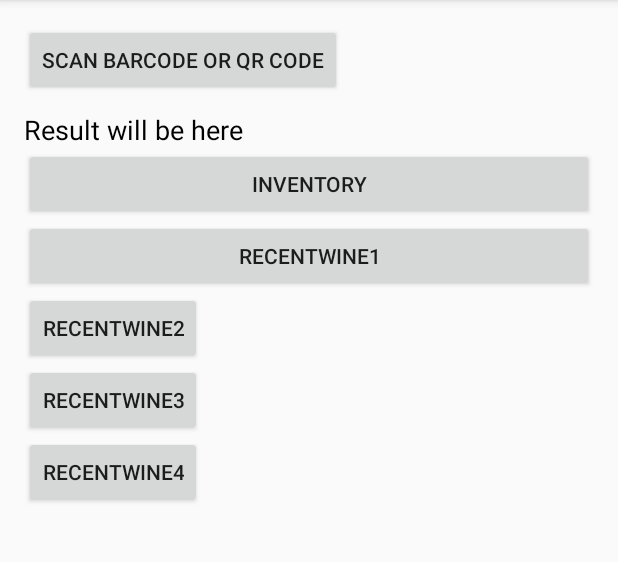
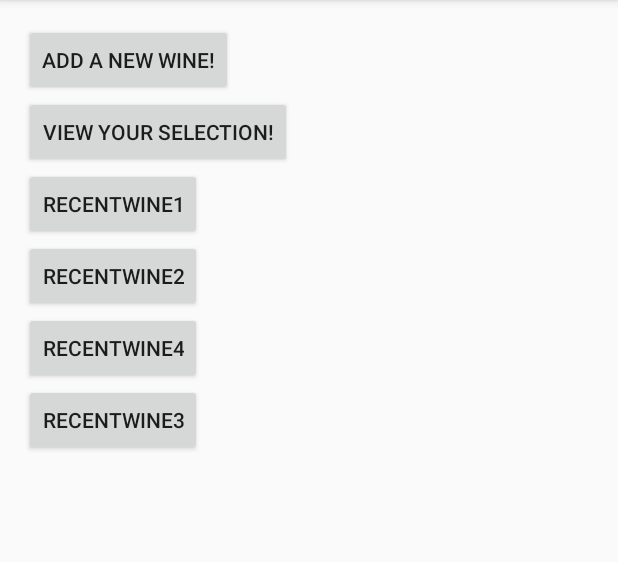
Before and after one commit to biginferno/WineWithMeApp, an Android app: the screen it shows after launch (MainActivity), on a phone screen of 412 x 824 dp, the part 84-646 px from its top. Run offline under Robolectric (Android 15) with nearby library versions, the phone set to English and light mode, and no system bars.

Commit message:
First Iteration - Barcode Scanner Complete

```diff
--- a/app/build.gradle
+++ b/app/build.gradle
@@ -27,4 +27,5 @@ dependencies {
     androidTestImplementation 'com.android.support.test.espresso:espresso-core:3.0.2'
     implementation 'com.journeyapps:zxing-android-embedded:3.0.2@aar'
     implementation 'com.google.zxing:core:3.2.0'
+    implementation 'com.android.support:recyclerview-v7:28.0.0'
 }
--- a/app/src/main/AndroidManifest.xml
+++ b/app/src/main/AndroidManifest.xml
@@ -1,7 +1,9 @@
 <?xml version="1.0" encoding="utf-8"?>
 <manifest xmlns:android="http://schemas.android.com/apk/res/android"
     package="com.example.ryanromero.winewithme">
+
     <uses-permission android:name="android.permission.CAMERA" />
+
     <application
         android:allowBackup="true"
         android:icon="@mipmap/ic_launcher"
@@ -16,7 +18,9 @@
                 <category android:name="android.intent.category.LAUNCHER" />
             </intent-filter>
         </activity>
-        <activity android:name=".ScanActivity"></activity>
+        <activity android:name=".ScanActivity" />
+        <activity android:name=".showType" />
+        <activity android:name=".showWine"></activity>
     </application>
 
 </manifest>
--- a/app/src/main/java/com/example/ryanromero/winewithme/MainActivity.java
+++ b/app/src/main/java/com/example/ryanromero/winewithme/MainActivity.java
@@ -18,11 +18,9 @@ import android.widget.TextView;
 public class MainActivity extends AppCompatActivity {
     private final String TAG = "Debug_MainActivity";
     private final int MY_PERMISSIONS_REQUEST_USE_CAMERA = 0x00AF;
-    public TextView tvresult, wineinfo;
-    private  Button addNewBarCodesButton;
+    public TextView tvresult, wineResult;
+    private  Button addNewBarCodesButton, showType, recent1, recent2, recent3, recent4;
     public static final int REQUEST_CODE = 1;
-
-
 
     @Override
     protected void onCreate(Bundle savedInstanceState) {
@@ -30,11 +28,82 @@ public class MainActivity extends AppCompatActivity {
         setContentView(R.layout.activity_main);
         checkCameraPermission();
 
-        tvresult = (TextView) findViewById(R.id.tvresult);
 
-        addNewBarCodesButton = (Button) findViewById(R.id.btn);
+
+
+        addNewBarCodesButton = (Button) findViewById(R.id.barCodeBtn);
+        showType = (Button) findViewById(R.id.showTypeBtn);
+        recent1 = (Button) findViewById(R.id.recent1);
+        recent2 = (Button) findViewById(R.id.recent2);
+        recent3 = (Button) findViewById(R.id.recent3);
+        recent4 = (Button) findViewById(R.id.recent4);
 
         addNewBarCodesButton.setOnClickListener(new View.OnClickListener() {
+            @Override
+            public void onClick(View v) {
+//                String upcCode;
+                Intent intent = new Intent(MainActivity.this, ScanActivity.class);
+                startActivityForResult(intent,REQUEST_CODE);
+//
+//                upcCode = intent.getDataString();
+            }
+        });
+
+        showType.setOnClickListener(new View.OnClickListener() {
+            @Override
+            public void onClick(View v) {
+//                String upcCode;
+                Intent intent = new Intent(MainActivity.this, ScanActivity.class);
+                startActivityForResult(intent,REQUEST_CODE);
+//
+//                upcCode = intent.getDataString();
+            }
+        });
+        recent3.setOnClickListener(new View.OnClickListener() {
+            @Override
+            public void onClick(View v) {
+//                String upcCode;
+                Intent intent = new Intent(MainActivity.this, ScanActivity.class);
+                startActivityForResult(intent,REQUEST_CODE);
+//
+//                upcCode = intent.getDataString();
+            }
+        });
+
+        recent2.setOnClickListener(new View.OnClickListener() {
+            @Override
+            public void onClick(View v) {
+//                String upcCode;
+                Intent intent = new Intent(MainActivity.this, ScanActivity.class);
+                startActivityForResult(intent,REQUEST_CODE);
+//
+//                upcCode = intent.getDataString();
+            }
+        });
+
+        recent1.setOnClickListener(new View.OnClickListener() {
+            @Override
+            public void onClick(View v) {
+//                String upcCode;
+                Intent intent = new Intent(MainActivity.this, ScanActivity.class);
+                startActivityForResult(intent,REQUEST_CODE);
+//
+//                upcCode = intent.getDataString();
+            }
+        });
+
+        recent3.setOnClickListener(new View.OnClickListener() {
+            @Override
+            public void onClick(View v) {
+//                String upcCode;
+                Intent intent = new Intent(MainActivity.this, ScanActivity.class);
+                startActivityForResult(intent,REQUEST_CODE);
+//
+//                upcCode = intent.getDataString();
+            }
+        });
+
+        recent4.setOnClickListener(new View.OnClickListener() {
             @Override
             public void onClick(View v) {
 //                String upcCode;
@@ -57,8 +126,6 @@ public class MainActivity extends AppCompatActivity {
                 Log.d(TAG,"Permission has already granted");
             }
         }
-
-
         @Override
         public void onRequestPermissionsResult(int requestCode,
         String permissions[], int[] grantResults) {
--- a/app/src/main/res/layout/activity_main.xml
+++ b/app/src/main/res/layout/activity_main.xml
@@ -12,46 +12,39 @@
     tools:context="com.example.ryanromero.winewithme.MainActivity">
 
     <Button
+        android:id="@+id/barCodeBtn"
         android:layout_width="wrap_content"
         android:layout_height="wrap_content"
-        android:id="@+id/btn"
-        android:text="Scan Barcode or QR code" />
-    <TextView
-        android:layout_width="match_parent"
-        android:layout_height="wrap_content"
-        android:id="@+id/tvresult"
-        android:textColor="#000"
-        android:layout_marginTop="10dp"
-        android:textAppearance="?android:attr/textAppearanceMedium"
-        android:text="Result will be here"/>
+        android:text="Add A New Wine!" />
 
     <Button
-        android:id="@+id/Inventory"
-        android:layout_width="match_parent"
+        android:id="@+id/showTypeBtn"
+        android:layout_width="wrap_content"
         android:layout_height="wrap_content"
-        android:text="Inventory" />
+        android:text="View Your Selection!" />
 
     <Button
-        android:id="@+id/RecentWine1"
-        android:layout_width="match_parent"
+        android:id="@+id/recent1"
+        android:layout_width="wrap_content"
         android:layout_height="wrap_content"
         android:text="RecentWine1" />
 
     <Button
-        android:id="@+id/RecentWine2"
+        android:id="@+id/recent2"
         android:layout_width="wrap_content"
         android:layout_height="wrap_content"
         android:text="RecentWine2" />
 
     <Button
-        android:id="@+id/RecentWine3"
+        android:id="@+id/recent4"
+        android:layout_width="wrap_content"
+        android:layout_height="wrap_content"
+        android:text="RecentWine4" />
+
+    <Button
+        android:id="@+id/recent3"
         android:layout_width="wrap_content"
         android:layout_height="wrap_content"
         android:text="RecentWine3" />
 
-    <Button
-        android:id="@+id/RecentWine4"
-        android:layout_width="wrap_content"
-        android:layout_height="wrap_content"
-        android:text="RecentWine4" />
 </LinearLayout>
```
Also changed, not shown: app/src/main/java/com/example/ryanromero/winewithme/showType.java (added, +13 -0 lines), app/src/main/java/com/example/ryanromero/winewithme/showWine.java (added, +13 -0 lines), app/src/main/res/layout/activity_show_type.xml (added, +9 -0 lines), app/src/main/res/layout/activity_show_wine.xml (added, +9 -0 lines).
